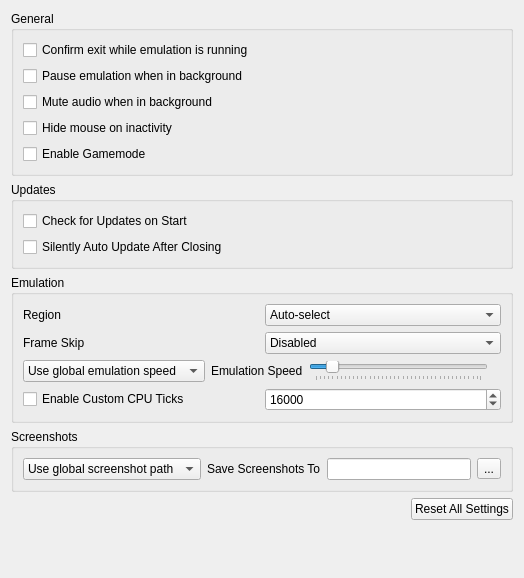
Old version of the form src/citra_qt/configuration/configure_general.ui in the repository rtiangha/bravely-offline-citra.
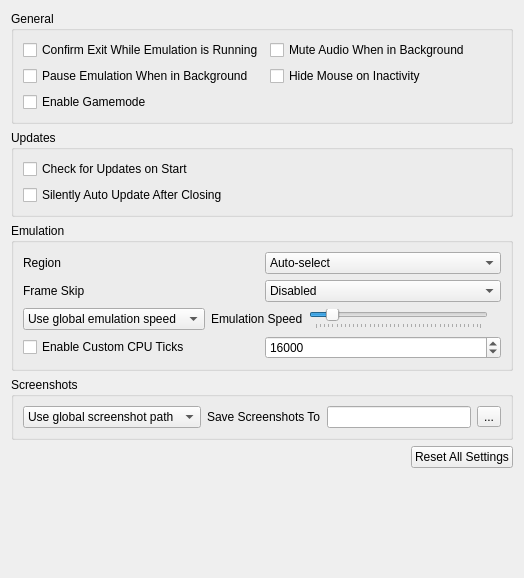
New version of the form.

Commit message: configure_general.ui: Reorganize General section

Diff of the .ui file:
```diff
--- a/src/citra_qt/configuration/configure_general.ui
+++ b/src/citra_qt/configuration/configure_general.ui
@@ -21,32 +21,32 @@
        <property name="title">
         <string>General</string>
        </property>
-       <layout class="QVBoxLayout" name="verticalLayout_5">
-        <item>
+       <layout class="QGridLayout" name="gridLayout_1">
+        <item row="1" column="0">
          <widget class="QCheckBox" name="toggle_check_exit">
           <property name="text">
-           <string>Confirm exit while emulation is running</string>
+           <string>Confirm Exit While Emulation is Running</string>
           </property>
          </widget>
         </item>
-        <item>
+        <item row="2" column="0">
          <widget class="QCheckBox" name="toggle_background_pause">
           <property name="text">
-           <string>Pause emulation when in background</string>
+           <string>Pause Emulation When in Background</string>
           </property>
          </widget>
         </item>
-        <item>
+        <item row="1" column="1">
          <widget class="QCheckBox" name="toggle_background_mute">
           <property name="text">
-           <string>Mute audio when in background</string>
+           <string>Mute Audio When in Background</string>
           </property>
          </widget>
         </item>
-        <item>
+        <item row="2" column="1">
          <widget class="QCheckBox" name="toggle_hide_mouse">
           <property name="text">
-           <string>Hide mouse on inactivity</string>
+           <string>Hide Mouse on Inactivity</string>
           </property>
          </widget>
         </item>
```
Left out of the diff: 2 changed lines with no effect on the pictures.
